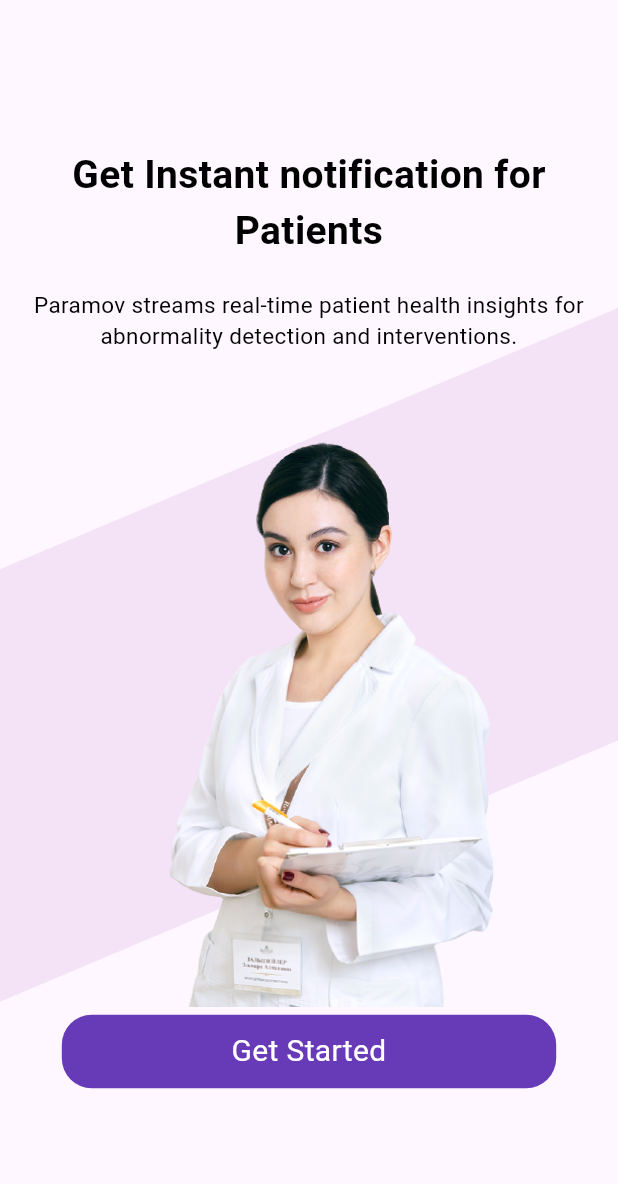
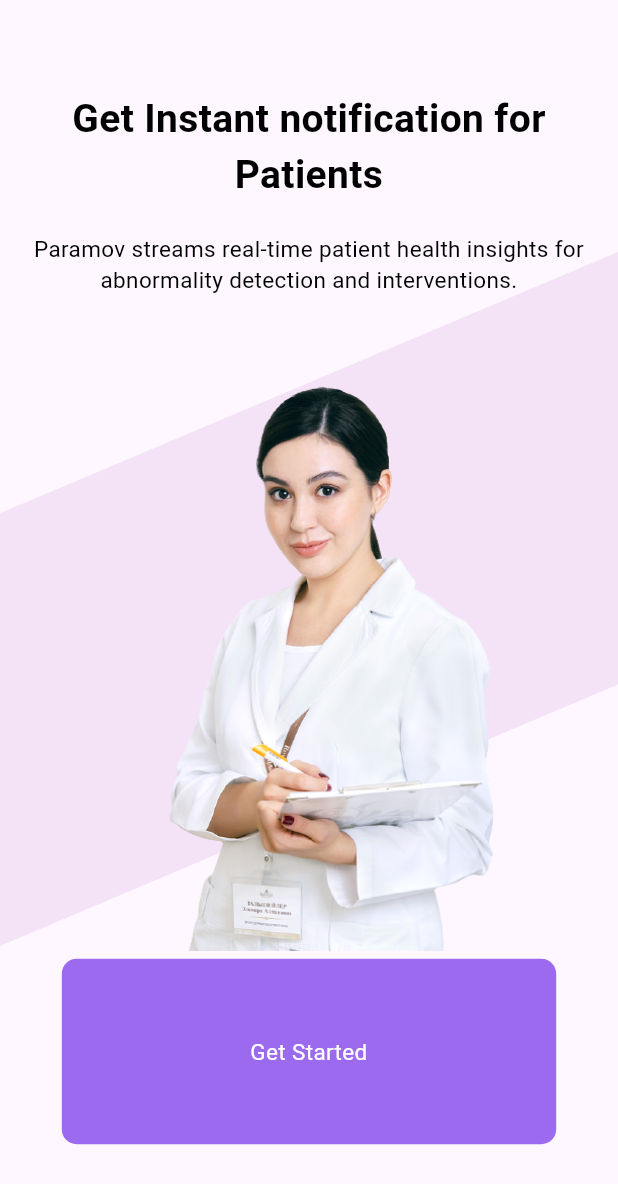
Before and after one commit to V4nshaj/App_flutter, a Flutter app: the WelcomeScreen screen opened by its route, on a phone screen of 412 x 824 dp. Shown: the top 1184 px of the screen. Run offline on Flutter 3.47's test engine with Material 3 defaults, Android fonts, the phone set to English and light mode, and no system bars; our stand-ins replace animated_text_kit, cloud_firestore, firebase_auth, firebase_core, firebase_database, flutter_spinkit and 3 more; accounts and stored records are empty.

Commit message:
added welcome screen and purple overlay

```diff
--- a/paramov/lib/main.dart
+++ b/paramov/lib/main.dart
@@ -22,13 +22,13 @@ class Paramov extends StatelessWidget {
     return MaterialApp(
       debugShowCheckedModeBanner: false,
       //welcomeScreen.id associate with Welcomescreen as string name can be misspelled but id never changes
-      initialRoute: WelcomeScreen
+      initialRoute: LoginScreen
           .id, //initial route is defined as / bcz home is not consider if inital route is defined
       routes: {
+        LoginScreen.id: (context) => LoginScreen(),
         WelcomeScreen.id: (context) => WelcomeScreen(),
+        RegistrationScreen.id: (context) => RegistrationScreen(),
         StartupScreen.id: (context) => StartupScreen(),
-        LoginScreen.id: (context) => LoginScreen(),
-        RegistrationScreen.id: (context) => RegistrationScreen(),
         VitalScreen.id: (context) => VitalScreen(
               user: '',
             ),
--- a/paramov/lib/screens/vital_screen.dart
+++ b/paramov/lib/screens/vital_screen.dart
@@ -13,7 +13,7 @@ class VitalScreen extends StatefulWidget {
   final String user;
   VitalScreen({required this.user});
 
-  static const String id = 'Registration_screen';
+  static const String id = 'Vital_screen';
 
   @override
   _ChatScreenState createState() => _ChatScreenState();
--- a/paramov/lib/screens/welcome_screen.dart
+++ b/paramov/lib/screens/welcome_screen.dart
@@ -2,8 +2,9 @@ import 'package:paramov/screens/login_screen.dart';
 import 'package:paramov/screens/registration_screen.dart';
 import 'package:flutter/material.dart';
 import 'package:animated_text_kit/animated_text_kit.dart';
-import 'package:paramov/components/rounded_button.dart';
+import 'package:paramov/widget/purple_overlay.dart';
 import 'package:paramov/widget/add_button.dart';
+import 'package:paramov/components/text_design.dart';
 
 class WelcomeScreen extends StatelessWidget {
   static const String id = 'welcome_screen';
@@ -33,25 +34,13 @@ class WelcomeScreen extends StatelessWidget {
               ),
               textAlign: TextAlign.center,
             ),
+
             SizedBox(height: 25.0),
             Stack(
               children: [
                 // Background image
-
                 // Tilted purple overlay
-                Transform(
-                  alignment: Alignment.topLeft, // Adjust alignment for tilt
-                  transform: Matrix4.skewY(
-                      -0.4), // Adjust angle for tilt (negative for slight left tilt)
-                  child: Container(
-                    margin: EdgeInsets.only(top: 120.0),
-                    color: Colors.purple
-                        .withOpacity(0.1), // Set purple color with opacity
-                    height: MediaQuery.of(context).size.height *
-                        0.35, // Set medium height (50%)
-                    width: double.infinity, // Set medium width (50%)
-                  ),
-                ),
+                Purple_overlay(),
                 Center(
                   child: Image.asset(
                     'images/doc1.png', // Replace with your image path
@@ -63,7 +52,12 @@ class WelcomeScreen extends StatelessWidget {
               ],
             ),
             SizedBox(height: 5.0), // Add spacing between image and button
-            add_button(),
+            AddButton(
+              text: 'Get Started',
+              width: 0.8,
+              height: 0.3,
+              onTap: () {},
+            ),
           ],
         ),
       ),
--- a/paramov/lib/widget/add_button.dart
+++ b/paramov/lib/widget/add_button.dart
@@ -1,11 +1,16 @@
 import 'package:flutter/material.dart';
 import 'package:flutter/widgets.dart';
 
-class add_button extends StatelessWidget {
-  const add_button({
-    super.key,
-  });
-
+class AddButton extends StatelessWidget {
+  final String text;
+  final double width;
+  final double height;
+  VoidCallback onTap;
+  AddButton(
+      {required this.text,
+      required this.width,
+      required this.height,
+      required this.onTap});
   @override
   Widget build(BuildContext context) {
     return InkWell(
@@ -14,18 +19,20 @@ class add_button extends StatelessWidget {
       child: Container(
         decoration: BoxDecoration(
           // color: Colors.white,
-          color: Colors.deepPurple,
-          borderRadius: BorderRadius.circular(20.0),
+          color: const Color.fromARGB(255, 155, 106, 239),
+          borderRadius: BorderRadius.circular(10.0),
         ),
-        width: MediaQuery.of(context).size.width * 0.8, //screen size 80 % width
-        padding: EdgeInsets.symmetric(vertical: 10.0),
+        width:
+            MediaQuery.of(context).size.width * width, //screen size 80 % width
+        height: MediaQuery.of(context).size.width * height,
+        padding: EdgeInsets.symmetric(vertical: 5.0),
         child: Column(
           mainAxisAlignment: MainAxisAlignment.center,
           children: [
             Text(
-              'Get Started',
+              text,
               textAlign: TextAlign.center,
-              style: TextStyle(color: Colors.white, fontSize: 20.0),
+              style: TextStyle(color: Colors.white, fontSize: 15.0),
             ),
           ],
         ),
--- /dev/null
+++ b/paramov/lib/widget/purple_overlay.dart
@@ -0,0 +1,23 @@
+import 'package:flutter/material.dart';
+
+class Purple_overlay extends StatelessWidget {
+  const Purple_overlay({
+    super.key,
+  });
+
+  @override
+  Widget build(BuildContext context) {
+    return Transform(
+      alignment: Alignment.topLeft, // Adjust alignment for tilt
+      transform: Matrix4.skewY(
+          -0.4), // Adjust angle for tilt (negative for slight left tilt)
+      child: Container(
+        margin: EdgeInsets.only(top: 120.0),
+        color: Colors.purple.withOpacity(0.1), // Set purple color with opacity
+        height: MediaQuery.of(context).size.height *
+            0.35, // Set medium height (50%)
+        width: double.infinity, // Set medium width (50%)
+      ),
+    );
+  }
+}
--- a/paramov/pubspec.yaml
+++ b/paramov/pubspec.yaml
@@ -49,7 +49,7 @@ dev_dependencies:
   # activated in the `analysis_options.yaml` file located at the root of your
   # package. See that file for information about deactivating specific lint
   # rules and activating additional ones.
-  flutter_lints: ^3.0.0
+  flutter_lints: ^2.0.0
 
 # For information on the generic Dart part of this file, see the
 # following page: https://dart.dev/tools/pub/pubspec
```
Also changed, not shown: paramov/lib/components/text_design.dart (added, +27 -0 lines), paramov/lib/screens/login_screen.dart (+75 -75 lines), paramov/lib/screens/registration_screen.dart (+101 -68 lines), paramov/images/logo.jpg (added), paramov/pubspec.lock.
